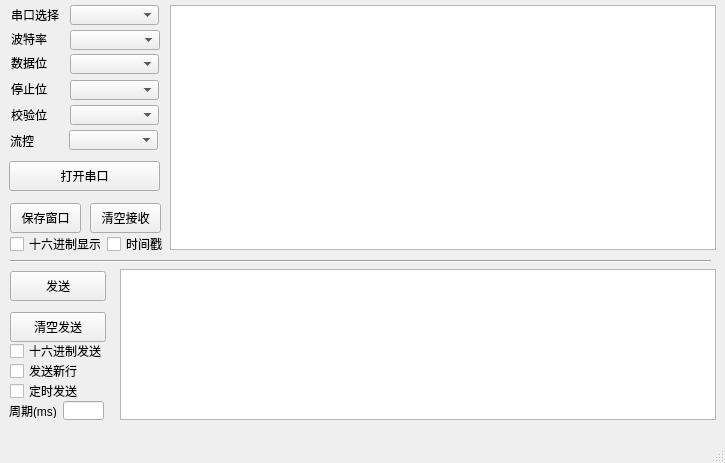
Qt form mainwindow.ui (chxj1980/QtSerialPort) before a commit.
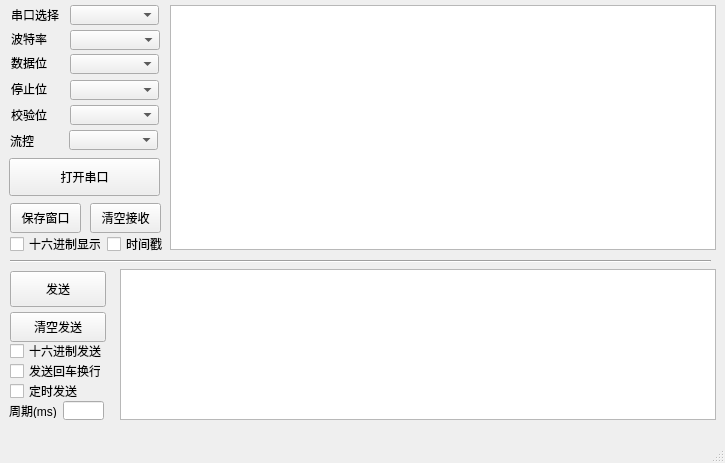
The same form after that commit.

Commit message: 添加：发送时自动添加回车换行功能。

The edit to the form file:
```diff
--- a/mainwindow.ui
+++ b/mainwindow.ui
@@ -69,9 +69,9 @@
     <property name="geometry">
      <rect>
       <x>9</x>
-      <y>161</y>
+      <y>158</y>
       <width>151</width>
-      <height>30</height>
+      <height>38</height>
      </rect>
     </property>
     <property name="text">
@@ -290,7 +290,7 @@
       <x>10</x>
       <y>271</y>
       <width>96</width>
-      <height>30</height>
+      <height>36</height>
      </rect>
     </property>
     <property name="text">
@@ -333,7 +333,7 @@
      </rect>
     </property>
     <property name="text">
-     <string>发送新行</string>
+     <string>发送回车换行</string>
     </property>
    </widget>
    <widget class="QPlainTextEdit" name="txtSend">
```
The commit also changes 2 other files.
